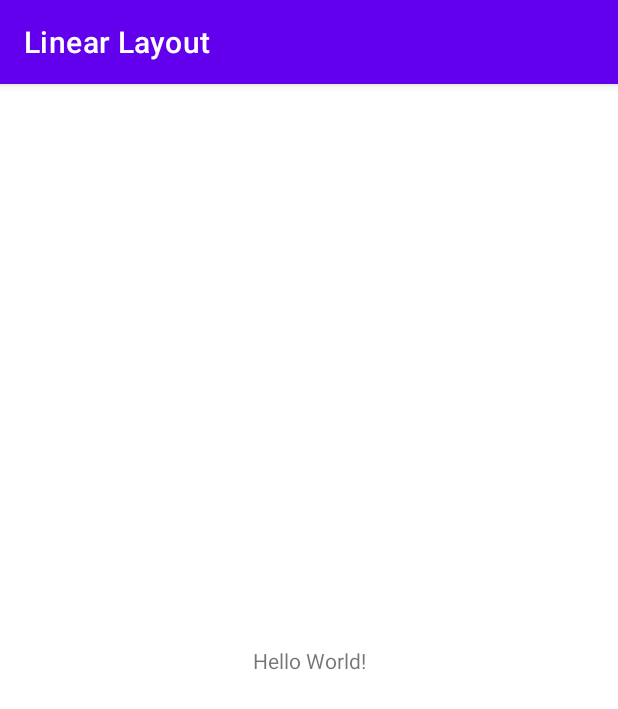
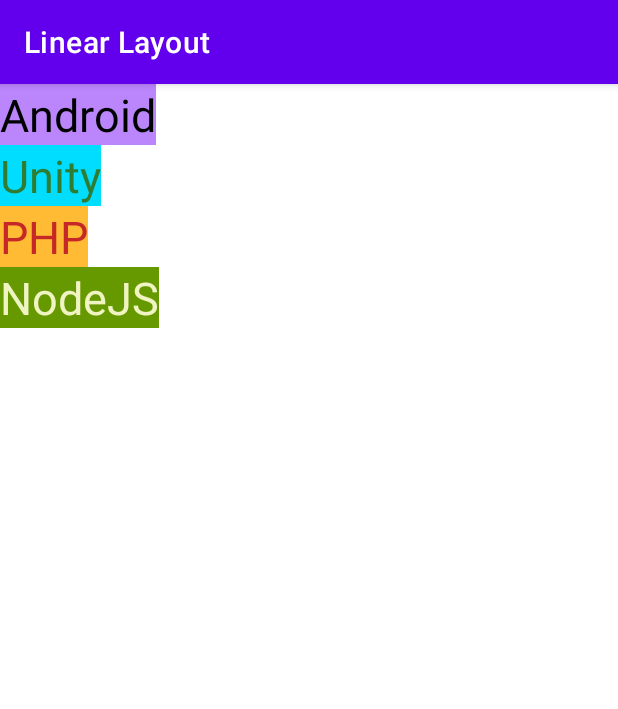
Before and after one commit to trungit2001/android-viewgroup, an Android app: the screen it shows after launch (MainActivity), on a phone screen of 412 x 824 dp. Shown: the top 709 px of the screen. Run offline under Robolectric (Android 15) with nearby library versions, the phone set to English and light mode, and no system bars.

Commit message:
build app 1st times

```diff
--- a/linear-layout/app/src/main/res/layout/activity_main.xml
+++ b/linear-layout/app/src/main/res/layout/activity_main.xml
@@ -1,18 +1,38 @@
 <?xml version="1.0" encoding="utf-8"?>
-<androidx.constraintlayout.widget.ConstraintLayout xmlns:android="http://schemas.android.com/apk/res/android"
-    xmlns:app="http://schemas.android.com/apk/res-auto"
-    xmlns:tools="http://schemas.android.com/tools"
+<LinearLayout xmlns:android="http://schemas.android.com/apk/res/android"
     android:layout_width="match_parent"
     android:layout_height="match_parent"
-    tools:context=".MainActivity">
+    android:orientation="vertical">
 
     <TextView
         android:layout_width="wrap_content"
         android:layout_height="wrap_content"
-        android:text="Hello World!"
-        app:layout_constraintBottom_toBottomOf="parent"
-        app:layout_constraintLeft_toLeftOf="parent"
-        app:layout_constraintRight_toRightOf="parent"
-        app:layout_constraintTop_toTopOf="parent" />
+        android:text="Android"
+        android:textSize="30sp"
+        android:textColor="@color/black"
+        android:background="@color/purple_200"/>
 
-</androidx.constraintlayout.widget.ConstraintLayout>
+    <TextView
+        android:layout_width="wrap_content"
+        android:layout_height="wrap_content"
+        android:background="@android:color/holo_blue_bright"
+        android:text="Unity"
+        android:textColor="#2E7D32"
+        android:textSize="30sp" />
+
+    <TextView
+        android:layout_width="wrap_content"
+        android:layout_height="wrap_content"
+        android:background="@android:color/holo_orange_light"
+        android:text="PHP"
+        android:textColor="#C62828"
+        android:textSize="30sp" />
+
+    <TextView
+        android:layout_width="wrap_content"
+        android:layout_height="wrap_content"
+        android:background="@android:color/holo_green_dark"
+        android:text="NodeJS"
+        android:textColor="#F0F4C3"
+        android:textSize="30sp" />
+</LinearLayout>
```
